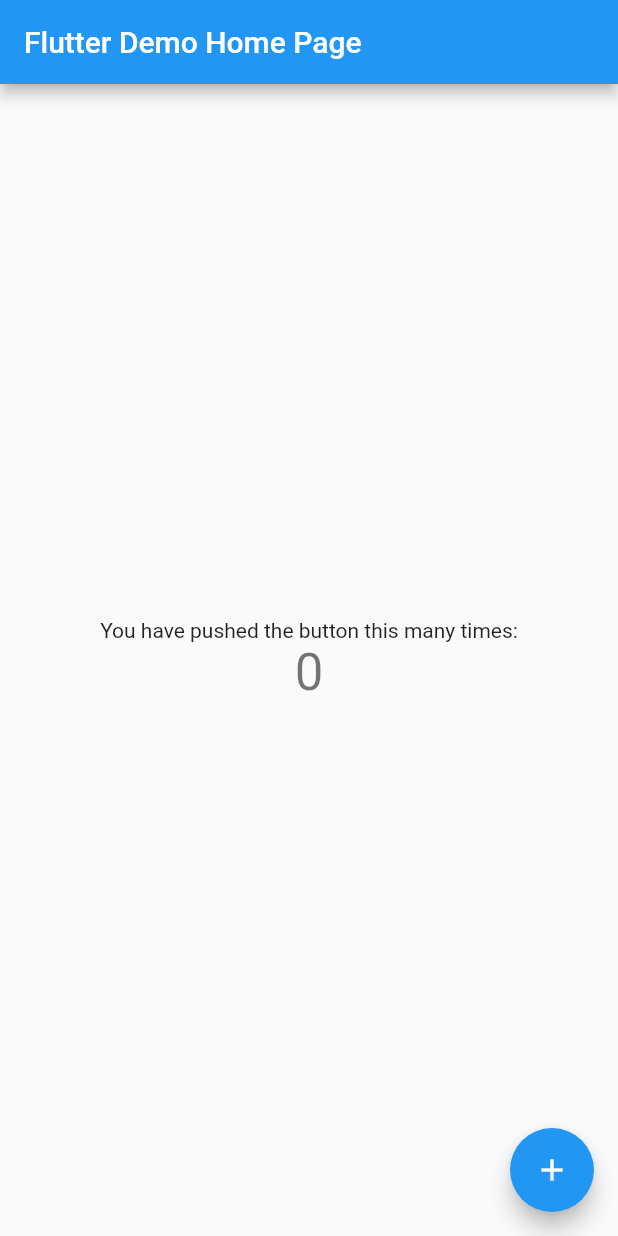
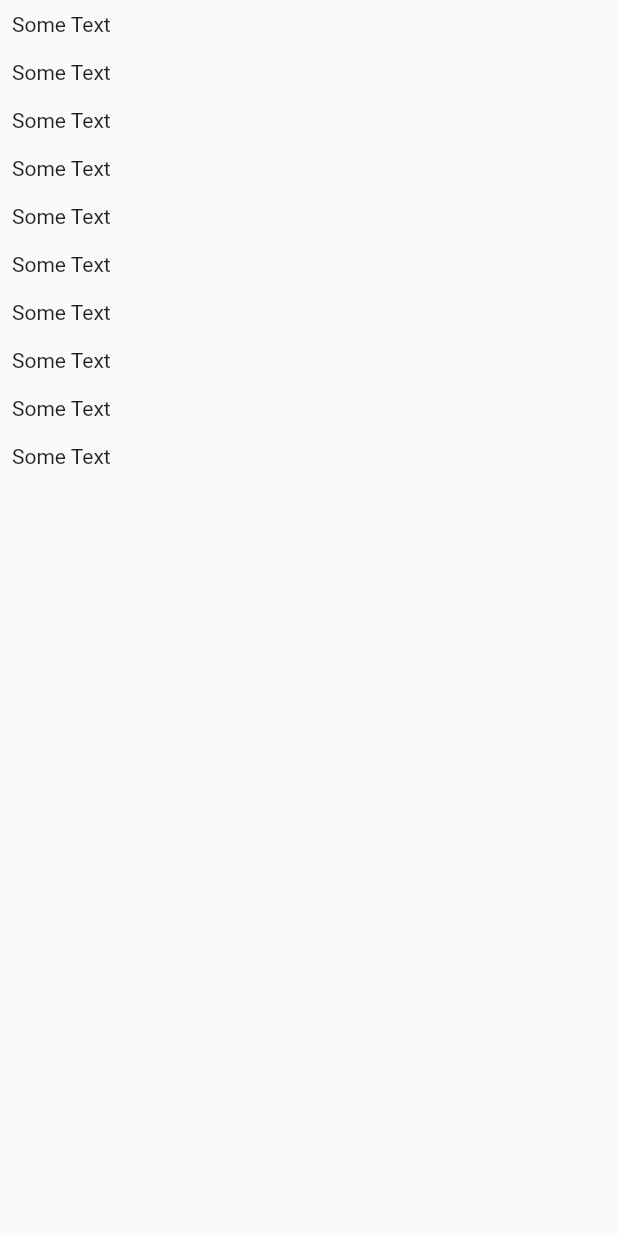
Before and after one commit to lordvidex/ChatApp, a Flutter app: the screen it shows after launch, on a phone screen of 412 x 824 dp. Run offline on Flutter 3.47's test engine with Material 2 defaults, Android fonts, the phone set to English and light mode, and no system bars.

```diff
--- a/lib/main.dart
+++ b/lib/main.dart
@@ -1,4 +1,5 @@
 import 'package:flutter/material.dart';
+import './screens/chat_screen.dart';
 
 void main() {
   runApp(MyApp());
@@ -11,107 +12,10 @@ class MyApp extends StatelessWidget {
     return MaterialApp(
       title: 'Flutter Demo',
       theme: ThemeData(
-        // This is the theme of your application.
-        //
-        // Try running your application with "flutter run". You'll see the
-        // application has a blue toolbar. Then, without quitting the app, try
-        // changing the primarySwatch below to Colors.green and then invoke
-        // "hot reload" (press "r" in the console where you ran "flutter run",
-        // or simply save your changes to "hot reload" in a Flutter IDE).
-        // Notice that the counter didn't reset back to zero; the application
-        // is not restarted.
         primarySwatch: Colors.blue,
-        // This makes the visual density adapt to the platform that you run
-        // the app on. For desktop platforms, the controls will be smaller and
-        // closer together (more dense) than on mobile platforms.
         visualDensity: VisualDensity.adaptivePlatformDensity,
       ),
-      home: MyHomePage(title: 'Flutter Demo Home Page'),
+      home: ChatScreen(),
     );
   }
 }
-
-class MyHomePage extends StatefulWidget {
-  MyHomePage({Key key, this.title}) : super(key: key);
-
-  // This widget is the home page of your application. It is stateful, meaning
-  // that it has a State object (defined below) that contains fields that affect
-  // how it looks.
-
-  // This class is the configuration for the state. It holds the values (in this
-  // case the title) provided by the parent (in this case the App widget) and
-  // used by the build method of the State. Fields in a Widget subclass are
-  // always marked "final".
-
-  final String title;
-
-  @override
-  _MyHomePageState createState() => _MyHomePageState();
-}
-
-class _MyHomePageState extends State<MyHomePage> {
-  int _counter = 0;
-
-  void _incrementCounter() {
-    setState(() {
-      // This call to setState tells the Flutter framework that something has
-      // changed in this State, which causes it to rerun the build method below
-      // so that the display can reflect the updated values. If we changed
-      // _counter without calling setState(), then the build method would not be
-      // called again, and so nothing would appear to happen.
-      _counter++;
-    });
-  }
-
-  @override
-  Widget build(BuildContext context) {
-    // This method is rerun every time setState is called, for instance as done
-    // by the _incrementCounter method above.
-    //
-    // The Flutter framework has been optimized to make rerunning build methods
-    // fast, so that you can just rebuild anything that needs updating rather
-    // than having to individually change instances of widgets.
-    return Scaffold(
-      appBar: AppBar(
-        // Here we take the value from the MyHomePage object that was created by
-        // the App.build method, and use it to set our appbar title.
-        title: Text(widget.title),
-      ),
-      body: Center(
-        // Center is a layout widget. It takes a single child and positions it
-        // in the middle of the parent.
-        child: Column(
-          // Column is also a layout widget. It takes a list of children and
-          // arranges them vertically. By default, it sizes itself to fit its
-          // children horizontally, and tries to be as tall as its parent.
-          //
-          // Invoke "debug painting" (press "p" in the console, choose the
-          // "Toggle Debug Paint" action from the Flutter Inspector in Android
-          // Studio, or the "Toggle Debug Paint" command in Visual Studio Code)
-          // to see the wireframe for each widget.
-          //
-          // Column has various properties to control how it sizes itself and
-          // how it positions its children. Here we use mainAxisAlignment to
-          // center the children vertically; the main axis here is the vertical
-          // axis because Columns are vertical (the cross axis would be
-          // horizontal).
-          mainAxisAlignment: MainAxisAlignment.center,
-          children: <Widget>[
-            Text(
-              'You have pushed the button this many times:',
-            ),
-            Text(
-              '$_counter',
-              style: Theme.of(context).textTheme.headline4,
-            ),
-          ],
-        ),
-      ),
-      floatingActionButton: FloatingActionButton(
-        onPressed: _incrementCounter,
-        tooltip: 'Increment',
-        child: Icon(Icons.add),
-      ), // This trailing comma makes auto-formatting nicer for build methods.
-    );
-  }
-}
--- /dev/null
+++ b/lib/screens/chat_screen.dart
@@ -0,0 +1,17 @@
+import 'package:flutter/material.dart';
+
+class ChatScreen extends StatelessWidget {
+  @override
+  Widget build(BuildContext context) {
+    return Scaffold(
+        body: SafeArea(
+      child: ListView.builder(
+        itemBuilder: (ctx, index) => Container(
+          padding: EdgeInsets.all(8),
+          child: Text('Some Text'),
+        ),
+        itemCount: 10,
+      ),
+    ));
+  }
+}
```
Also changed, not shown: lib/screens/auth_screen.dart (added), 16 other files.
